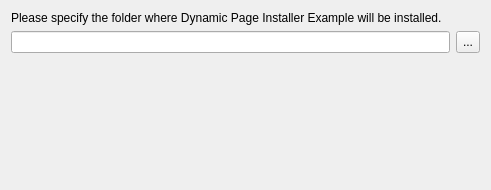
Before: the Qt Designer form tools/ifw_installer/windows/packages/org.mne_cpp.suite/meta/targetwidget.ui in mne-tools/mne-cpp, drawn with Qt 5.
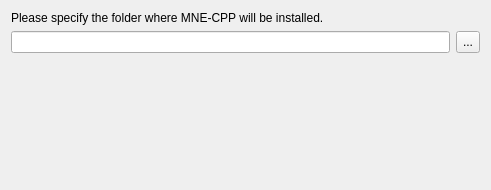
After: the same form once the commit is applied.

Commit message: MNE-CPP installer

What changed in the file:
```diff
--- a/tools/ifw_installer/windows/packages/org.mne_cpp.suite/meta/targetwidget.ui
+++ b/tools/ifw_installer/windows/packages/org.mne_cpp.suite/meta/targetwidget.ui
@@ -29,7 +29,7 @@
    <item>
     <widget class="QLabel" name="label_2">
      <property name="text">
-      <string>Please specify the folder where Dynamic Page Installer Example will be installed.</string>
+      <string>Please specify the folder where MNE-CPP will be installed.</string>
      </property>
     </widget>
    </item>
```
Left out of the diff: 2 changed lines with no effect on the pictures. The commit also changes 11 other files.
